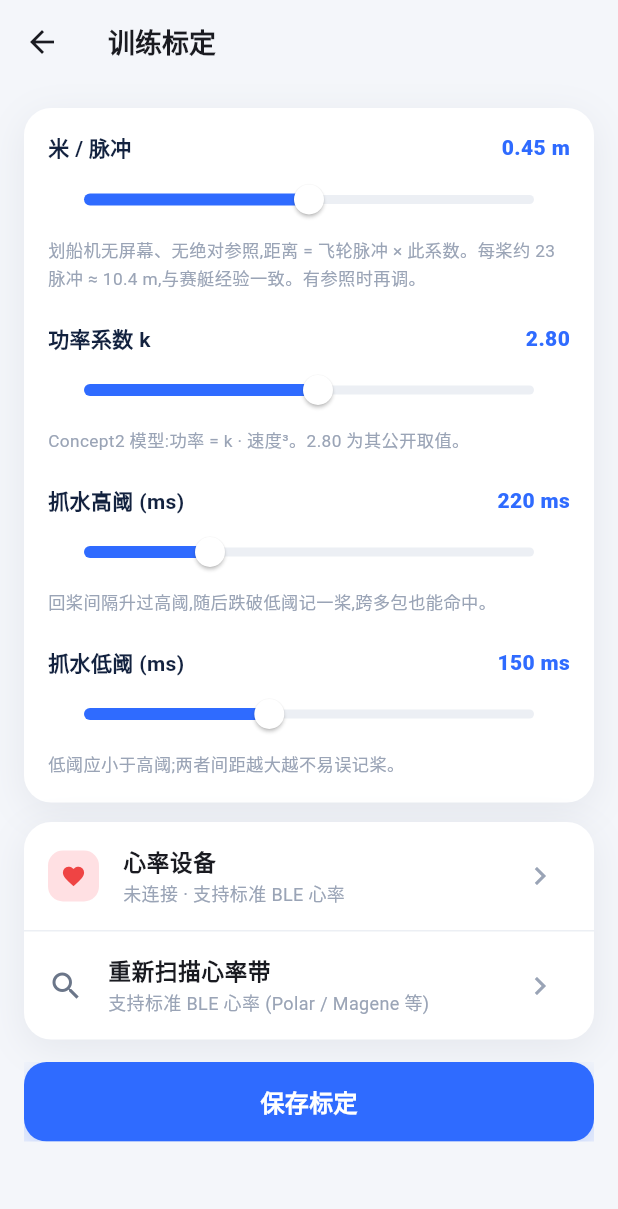
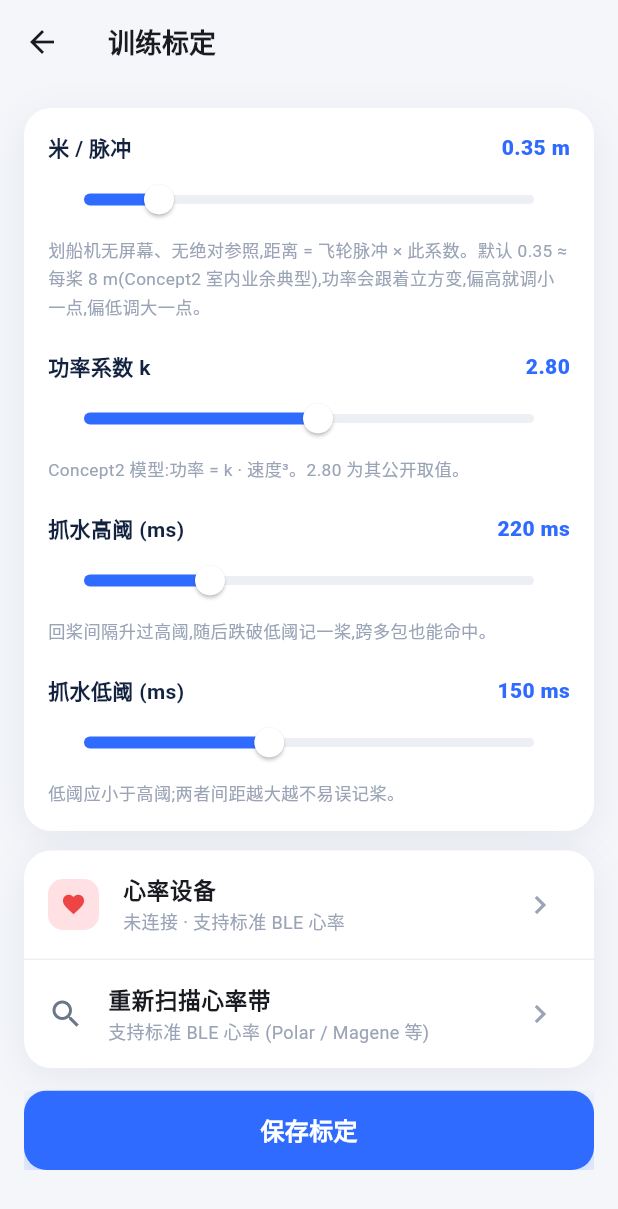
Before and after one commit to xfang9528-glitch/-rower-app, a Flutter app: the screen it shows after launch, item 3 of the bottom bar chosen, after a tap on the "settings" icon, on a phone screen of 412 x 824 dp. Shown: the top 1209 px of the screen. Run offline on Flutter 3.47's test engine with Material 3 defaults, Android fonts, the phone set to English and light mode, and no system bars; missing offline and left inert: universal_ble; Roboto replaces fonts that are missing (PingFang SC); statements that could not run were skipped.

Commit message:
fix: 校准 metersPerPulse 默认值从 0.45 → 0.35,功率/卡路里不再虚高 (#10)
Fixes #7

老默认 0.45 套的是赛艇艇上"每桨~10m"经验,但室内 Concept2 业余用户
单桨等效距离普遍 7-9m。0.45 在 spm=25 推出 ~227W / 1:55 split,属精英
节奏;功率 P=k·v³ 立方放大,卡路里(由 P 派生)跟着虚高。

改 0.35(每桨~8m,Concept2 室内业余典型),spm=25 → ~105W / 2:29 split,
落在业余健身合理区间。powerK=2.80 是 Concept2 公开常数不动;卡路里公式
不动,功率改对后自动跟着对。

settings_store 加旧值兜底:存量 0.45 静默迁移到 0.35,用户手动调过其他
值(非 0.45)的原样保留。settings UI 文案同步更新,slider 范围 0.30-0.60
不变。

Co-authored-by: xfang9528-glitch <271159818+xfang9528-glitch@users.noreply.github.com>
Co-authored-by: Claude Opus 4.7 (1M context) <noreply@anthropic.com>

```diff
--- a/lib/data/settings_store.dart
+++ b/lib/data/settings_store.dart
@@ -16,7 +16,7 @@ class RememberedDevice {
 /// paired_device.json,统一进 app 数据目录,重编不丢。
 class SettingsStore {
   // 标定(默认值与 rowing_metrics.dart 的 RowingTuning 一致)
-  double metersPerPulse = 0.45;
+  double metersPerPulse = 0.35;
   double powerK = 2.80;
   int catchHighMs = 220;
   int catchLowMs = 150;
@@ -31,7 +31,10 @@ class SettingsStore {
     final f = await LocalPaths.file('settings.json');
     final j = await JsonFile.readMap(f);
     if (j != null) {
-      metersPerPulse = (j['metersPerPulse'] as num?)?.toDouble() ?? 0.45;
+      // 旧版默认 0.45 已被证明偏高(issue #7),静默迁移到新默认 0.35。
+      // 用户在设置里手动调过其他值(非 0.45)的会原样保留。
+      final stored = (j['metersPerPulse'] as num?)?.toDouble();
+      metersPerPulse = (stored == null || stored == 0.45) ? 0.35 : stored;
       powerK = (j['powerK'] as num?)?.toDouble() ?? 2.80;
       catchHighMs = j['catchHighMs'] as int? ?? 220;
       catchLowMs = j['catchLowMs'] as int? ?? 150;
--- a/lib/screens/profile/settings_screen.dart
+++ b/lib/screens/profile/settings_screen.dart
@@ -59,7 +59,8 @@ class _SettingsScreenState extends State<SettingsScreen> {
                     0.60,
                     (v) => setState(() => _mpp = v),
                     '划船机无屏幕、无绝对参照,距离 = 飞轮脉冲 × 此系数。'
-                        '每桨约 23 脉冲 ≈ 10.4 m,与赛艇经验一致。有参照时再调。',
+                        '默认 0.35 ≈ 每桨 8 m(Concept2 室内业余典型),功率会跟着立方变,'
+                        '偏高就调小一点,偏低调大一点。',
                   ),
                   const SizedBox(height: 20),
                   _slider(
```
Also changed, not shown: lib/ble/rowing_metrics.dart (+10 -3 lines).
